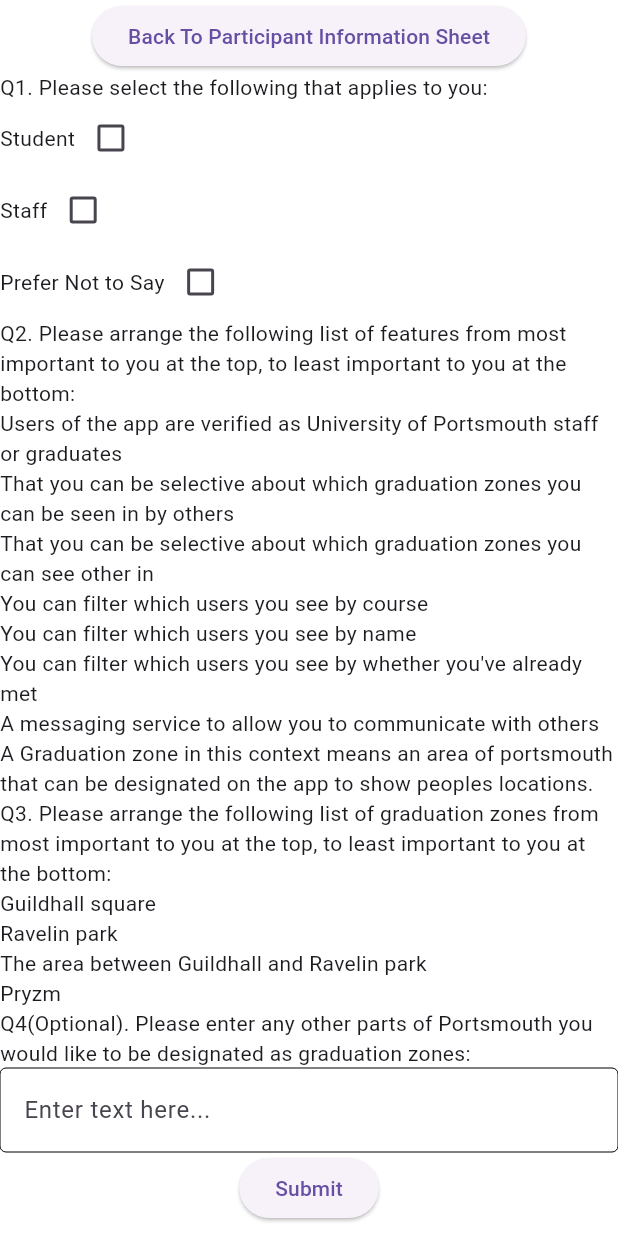
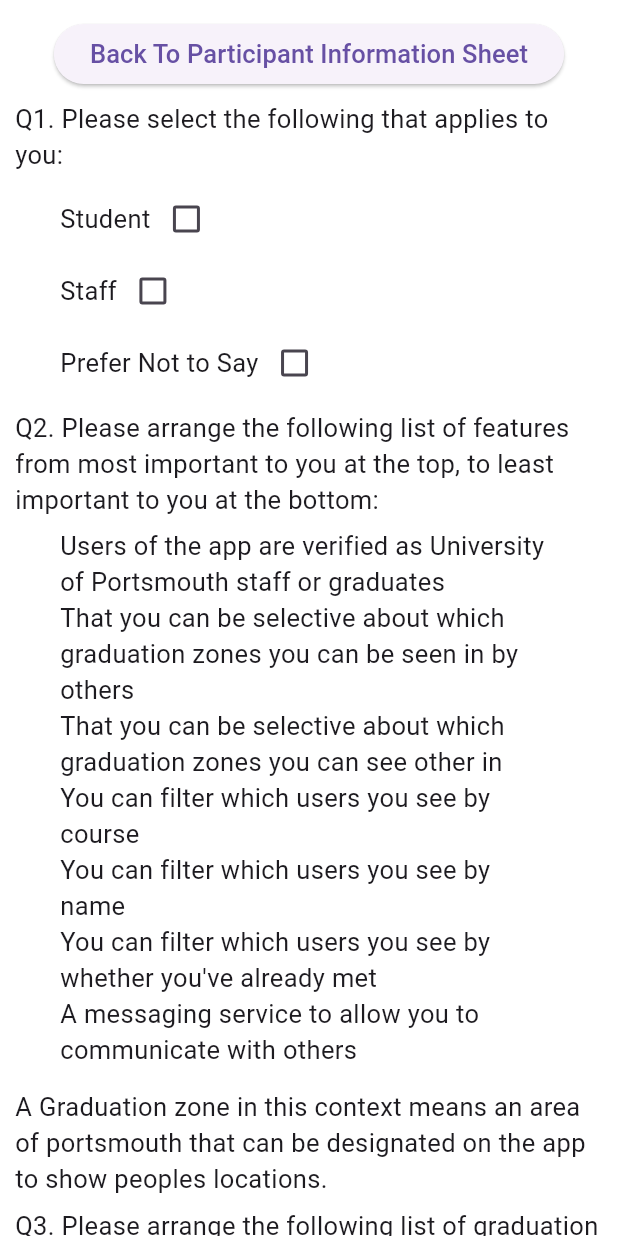
Before and after one commit to AdamMurray22/Graduation-Gathering, a Flutter app: the QuestionsScreen screen opened directly with empty values, on a phone screen of 412 x 824 dp. Run offline on Flutter 3.47's test engine with Material 3 defaults, Android fonts, the phone set to English and light mode, and no system bars.

Commit message:
Completes Question Screen

```diff
--- a/Questionnaire/questionnaire_web_app/lib/questions_screen.dart
+++ b/Questionnaire/questionnaire_web_app/lib/questions_screen.dart
@@ -13,7 +13,7 @@ class QuestionsScreen extends StatefulWidget {
 }
 
 class _QuestionsScreenState extends State<QuestionsScreen> {
-  Text _q1 = const Text("Q1. Please select the following that applies to you:");
+  Text _q1 = const Text("Q1. Please select the following that applies to you:", style: TextStyle(fontSize: 17));
 
   final List<bool> _q1CheckBoxes = [false, false, false];
 
@@ -40,20 +40,28 @@ class _QuestionsScreenState extends State<QuestionsScreen> {
   Widget build(BuildContext context) {
     return Scaffold(
         body: SingleChildScrollView(
+            child: Padding(
+                padding: const EdgeInsets.fromLTRB(10, 5, 10, 5),
                 child: Column(children: [
+                  const SizedBox(height: 7),
                   ElevatedButton(
                     onPressed: () {
                       _changeScreen(ScreensEnum.termsScreen);
                     },
-        child: const Text("Back To Participant Information Sheet"),
+                    child: const Text("Back To Participant Information Sheet", style: TextStyle(fontSize: 17)),
                   ),
                   Column(
                     crossAxisAlignment: CrossAxisAlignment.start,
                     children: [
+                      const SizedBox(height: 7),
                       _q1,
+                      const SizedBox(height: 7),
+                      Padding(
+                          padding: const EdgeInsets.fromLTRB(30, 0, 30, 0),
+                          child: Column(children: [
                             Row(
                               children: [
-          const Text("Student"),
+                                const Text("Student", style: TextStyle(fontSize: 17)),
                                 Checkbox(
                                     value: _q1CheckBoxes[0],
                                     onChanged: (checked) {
@@ -63,7 +71,7 @@ class _QuestionsScreenState extends State<QuestionsScreen> {
                             ),
                             Row(
                               children: [
-          const Text("Staff"),
+                                const Text("Staff", style: TextStyle(fontSize: 17)),
                                 Checkbox(
                                     value: _q1CheckBoxes[1],
                                     onChanged: (checked) {
@@ -73,16 +81,22 @@ class _QuestionsScreenState extends State<QuestionsScreen> {
                             ),
                             Row(
                               children: [
-          const Text("Prefer Not to Say"),
+                                const Text("Prefer Not to Say", style: TextStyle(fontSize: 17)),
                                 Checkbox(
                                     value: _q1CheckBoxes[2],
                                     onChanged: (checked) {
                                       _checkBoxTicked(2, checked!);
                                     })
                               ],
-      ),
+                            )
+                          ])),
+                      const SizedBox(height: 7),
                       const Text(
-          "Q2. Please arrange the following list of features from most important to you at the top, to least important to you at the bottom:"),
+                          "Q2. Please arrange the following list of features from most important to you at the top, to least important to you at the bottom:", style: TextStyle(fontSize: 17)),
+                      const SizedBox(height: 7),
+                      Padding(
+                        padding: const EdgeInsets.fromLTRB(30, 0, 30, 0),
+                        child:
                       ReorderableListView(
                           scrollController: ScrollController(),
                           shrinkWrap: true,
@@ -90,12 +104,18 @@ class _QuestionsScreenState extends State<QuestionsScreen> {
                             _onReorder(_q2ReorderableList, oldIndex, newIndex);
                           },
                           children: _q2ReorderableList
-              .map((item) => Text(item, key: Key(item)))
-              .toList()),
+                              .map((item) => Text(item, key: Key(item), style: const TextStyle(fontSize: 17)))
+                              .toList())),
+                      const SizedBox(height: 14),
                       const Text(
-          "A Graduation zone in this context means an area of portsmouth that can be designated on the app to show peoples locations."),
+                          "A Graduation zone in this context means an area of portsmouth that can be designated on the app to show peoples locations.", style: TextStyle(fontSize: 17)),
+                      const SizedBox(height: 7),
                       const Text(
-          "Q3. Please arrange the following list of graduation zones from most important to you at the top, to least important to you at the bottom:"),
+                          "Q3. Please arrange the following list of graduation zones from most important to you at the top, to least important to you at the bottom:", style: TextStyle(fontSize: 17)),
+                      const SizedBox(height: 7),
+                      Padding(
+                        padding: const EdgeInsets.fromLTRB(30, 0, 30, 0),
+                        child:
                       ReorderableListView(
                           scrollController: ScrollController(),
                           shrinkWrap: true,
@@ -103,23 +123,27 @@ class _QuestionsScreenState extends State<QuestionsScreen> {
                             _onReorder(_q3ReorderableList, oldIndex, newIndex);
                           },
                           children: _q3ReorderableList
-              .map((item) => Text(item, key: Key(item)))
-              .toList()),
+                              .map((item) => Text(item, key: Key(item), style: const TextStyle(fontSize: 17)))
+                              .toList())),
+                      const SizedBox(height: 7),
                       const Text(
-          "Q4(Optional). Please enter any other parts of Portsmouth you would like to be designated as graduation zones:"),
+                          "Q4(Optional). Please enter any other parts of Portsmouth you would like to be designated as graduation zones:", style: TextStyle(fontSize: 17)),
+                      const SizedBox(height: 7),
                       TextField(
                         onChanged: (text) {
                           _q4Text = text;
                         },
                         decoration: const InputDecoration(
-          enabledBorder: OutlineInputBorder(
-            borderSide: BorderSide(color: Colors.black, width: 0.0),
+                          border: OutlineInputBorder(
+                            borderSide:
+                                BorderSide(color: Colors.black, width: 0.0),
                           ),
                           hintText: 'Enter text here...',
                         ),
                       ),
-        ],),
-
+                    ],
+                  ),
+                  const SizedBox(height: 7),
                   ElevatedButton(
                     onPressed: () {
                       bool submitted = _submitResults();
@@ -127,13 +151,14 @@ class _QuestionsScreenState extends State<QuestionsScreen> {
                         _changeScreen(ScreensEnum.thankYouScreen);
                       } else {
                         setState(() {
-              _q1 = Text(_q1.data!, style: const TextStyle(color: Colors.red));
+                          _q1 = Text(_q1.data!,
+                              style: const TextStyle(color: Colors.red, fontSize: 17));
                         });
                       }
                     },
-        child: const Text("Submit"),
+                    child: const Text("Submit", style: TextStyle(fontSize: 17)),
                   ),
-    ])));
+                ]))));
   }
 
   _changeScreen(ScreensEnum screen) {
```
Lines whose indentation alone changed are shown as unchanged.
